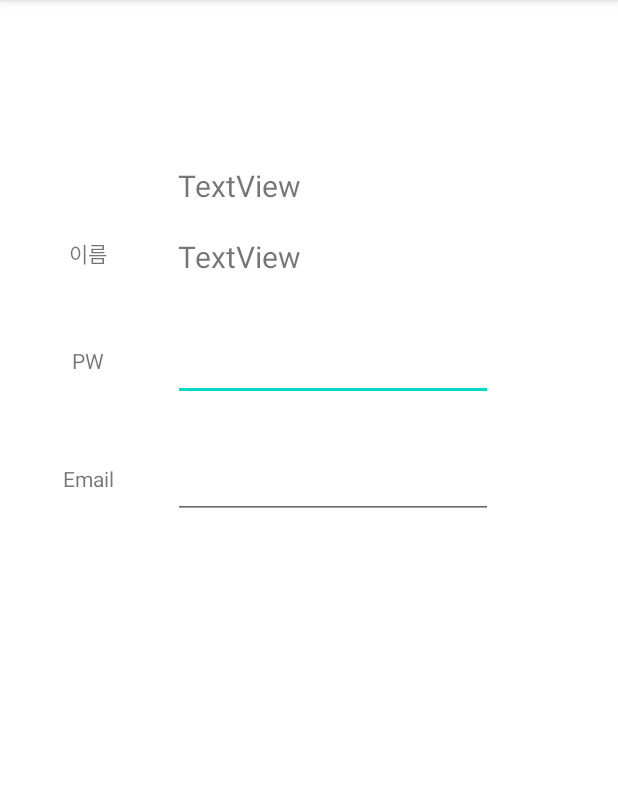
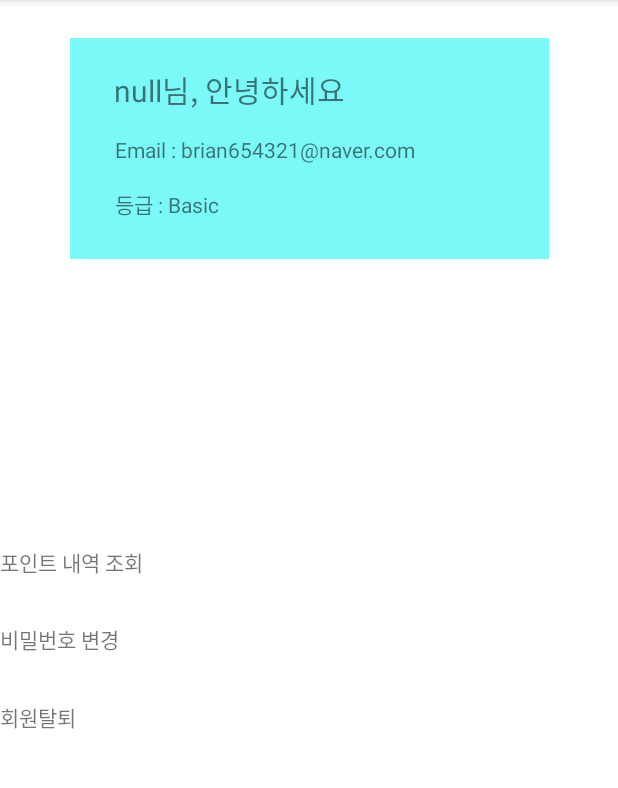
Before and after one commit to savePenguin/savePenguin_android, an Android app: the MyPageActivity screen opened directly, with no data from a screen before it, on a phone screen of 412 x 824 dp, the part 84-872 px from its top. Run offline under Robolectric (Android 15) with nearby library versions, the phone set to English and light mode, and no system bars.

Commit message:
기능 구현ing

```diff
--- a/savePenguin/app/src/main/AndroidManifest.xml
+++ b/savePenguin/app/src/main/AndroidManifest.xml
@@ -32,7 +32,7 @@
         <activity android:name=".MainActivity"/>
         <activity android:name=".QRManagementActivity"/>
         <activity android:name=".CreateQRActivity"/>
-        <activity android:name=".MyPageActivity"/>
+        <activity android:name=".mypage.MyPageActivity"/>
 
     </application>
 
--- a/savePenguin/app/src/main/java/com/example/savepenguin/MyPageActivity.java
+++ /dev/null
@@ -1,30 +0,0 @@
-package com.example.savepenguin;
-
-import android.os.Bundle;
-import android.widget.EditText;
-import android.widget.TextView;
-
-import androidx.appcompat.app.AppCompatActivity;
-
-import com.example.savepenguin.account.SharedPreference;
-
-public class MyPageActivity extends AppCompatActivity {
-
-    private TextView text_userID, userPW;
-    private String userID;
-
-    @Override
-    protected void onCreate(Bundle savedInstanceState) {
-        super.onCreate(savedInstanceState);
-        setContentView(R.layout.activity_mypage);
-
-        userID = SharedPreference.getAttribute(getApplicationContext(), "userid");
-
-        text_userID = findViewById(R.id.text_id_mypage);
-        text_userID.setText(userID);
-
-
-
-    }
-
-}
--- /dev/null
+++ b/savePenguin/app/src/main/java/com/example/savepenguin/mypage/ChangeFragment.java
@@ -0,0 +1,58 @@
+package com.example.savepenguin.mypage;
+
+import android.content.Context;
+import android.os.Bundle;
+import android.util.Log;
+import android.view.LayoutInflater;
+import android.view.View;
+import android.view.ViewGroup;
+import android.widget.Button;
+import android.widget.EditText;
+
+import androidx.annotation.NonNull;
+import androidx.fragment.app.Fragment;
+
+import com.example.savepenguin.R;
+
+public class ChangeFragment extends Fragment {
+
+    MyPageActivity myPageActivity;
+
+    @Override
+    public void onAttach(@NonNull Context context) {
+        super.onAttach(context);
+        myPageActivity = (MyPageActivity) getActivity();
+    }
+
+    @Override
+    public void onDetach() {
+        super.onDetach();
+        myPageActivity = null;
+    }
+
+
+
+    @Override
+    public View onCreateView(
+            LayoutInflater inflater, ViewGroup container,
+            Bundle savedInstanceState
+    ) {
+        Log.v("마이 페이지", "Change Fragment 시작");
+        ViewGroup viewGroup = (ViewGroup) inflater.inflate(R.layout.fragment_changepw, container, false);
+
+        EditText beforePw = viewGroup.findViewById(R.id.editText_beforepw);
+        EditText newPw = viewGroup.findViewById(R.id.editText_newpw);
+        EditText newPwVerify = viewGroup.findViewById(R.id.editText_newpw2);
+
+        Button gobackBtn = viewGroup.findViewById(R.id.gobackBtn_changPw);
+
+        gobackBtn.setOnClickListener(new View.OnClickListener() {
+            @Override
+            public void onClick(View v) {
+                myPageActivity.onChangeFragment(0);
+            }
+        });
+
+        return viewGroup;
+    }
+}
--- /dev/null
+++ b/savePenguin/app/src/main/java/com/example/savepenguin/mypage/MyPageActivity.java
@@ -0,0 +1,61 @@
+package com.example.savepenguin.mypage;
+
+import android.os.Bundle;
+import android.util.Log;
+import android.widget.TextView;
+
+import androidx.appcompat.app.AppCompatActivity;
+
+import com.example.savepenguin.R;
+import com.example.savepenguin.account.SharedPreference;
+
+public class MyPageActivity extends AppCompatActivity {
+
+    private TextView text_userID, text_userRank,text_userEmail;
+    private String userID;
+    private String tempEmail = "brian654321@naver.com", tempRank = "Basic";
+    private MyPageFragment myPageFragment;
+    private PointHistoryFragment pointHistoryFragment;
+    private ChangeFragment changeFragment;
+
+    @Override
+    protected void onCreate(Bundle savedInstanceState) {
+        super.onCreate(savedInstanceState);
+        setContentView(R.layout.activity_mypage);
+        Log.v("마이 페이지", "myPage Activity 시작");
+        userID = SharedPreference.getAttribute(getApplicationContext(), "userid");
+
+        myPageFragment = new MyPageFragment();
+        pointHistoryFragment = new PointHistoryFragment();
+        changeFragment = new ChangeFragment();
+
+        text_userID = findViewById(R.id.textView_id_mypage);
+        text_userID.setText(userID + "님, 안녕하세요");
+
+        text_userEmail = findViewById(R.id.textView_email_mypage);
+        text_userRank = findViewById(R.id.textView_rank_mypage);
+
+        // 유저 정보 받아와서 email 보여준다
+        text_userEmail.setText("Email : " + tempEmail);
+        text_userRank.setText("등급 : " + tempRank);
+
+        getSupportFragmentManager().beginTransaction().replace(R.id.fragmentContainerView_mypage, myPageFragment).commit();
+
+    }
+
+    public void onChangeFragment(int index) {
+        //마이페이지
+        if (index == 0) {
+            getSupportFragmentManager().beginTransaction().replace(R.id.fragmentContainerView_mypage, myPageFragment).commit();
+        }
+        //비밀번호 교체
+        else if (index == 1) {
+            getSupportFragmentManager().beginTransaction().replace(R.id.fragmentContainerView_mypage, changeFragment).commit();
+        }
+        //포인트 내역
+        else if (index == 2) {
+            getSupportFragmentManager().beginTransaction().replace(R.id.fragmentContainerView_mypage, pointHistoryFragment).commit();
+        }
+
+    }
+}
--- /dev/null
+++ b/savePenguin/app/src/main/java/com/example/savepenguin/mypage/MyPageFragment.java
@@ -0,0 +1,77 @@
+package com.example.savepenguin.mypage;
+
+import android.content.Context;
+import android.os.Bundle;
+import android.util.Log;
+import android.view.LayoutInflater;
+import android.view.View;
+import android.view.ViewGroup;
+import android.widget.TextView;
+
+import androidx.annotation.NonNull;
+import androidx.fragment.app.Fragment;
+
+import com.example.savepenguin.R;
+
+public class MyPageFragment extends Fragment {
+    MyPageActivity myPageActivity;
+
+    @Override
+    public void onAttach(@NonNull Context context) {
+        super.onAttach(context);
+        myPageActivity = (MyPageActivity) getActivity();
+    }
+
+    @Override
+    public void onDetach() {
+        super.onDetach();
+        myPageActivity = null;
+    }
+
+
+
+    @Override
+    public View onCreateView(
+            LayoutInflater inflater, ViewGroup container,
+            Bundle savedInstanceState
+    ) {
+        Log.v("마이 페이지", "MyPageFragment 시작");
+        ViewGroup viewGroup = (ViewGroup) inflater.inflate(R.layout.fragment_mypage, container, false);
+
+
+        TextView text_pointHistory = viewGroup.findViewById(R.id.text_beforepw);
+        TextView text_changePW = viewGroup.findViewById(R.id.text_pwchange_mypage);
+        TextView text_userDelete = viewGroup.findViewById(R.id.text_newpw);
+
+        //포인트 내역 조회 누름
+        text_pointHistory.setOnClickListener(new View.OnClickListener() {
+            @Override
+            public void onClick(View v) {
+                Log.v("마이 페이지", "포인트 내역 조회 누름");
+                myPageActivity.onChangeFragment(2);
+            }
+        });
+
+        //비밀번호 변경 누름
+        text_changePW.setOnClickListener(new View.OnClickListener() {
+            @Override
+            public void onClick(View v) {
+                Log.v("마이 페이지", "비밀번호 변경 누름");
+                myPageActivity.onChangeFragment(1);
+            }
+        });
+
+        //회원 탈퇴 누름
+        text_userDelete.setOnClickListener(new View.OnClickListener() {
+            @Override
+            public void onClick(View v) {
+                Log.v("마이 페이지", "회원 탈퇴 누름");
+
+
+            }
+        });
+
+
+        return viewGroup;
+    }
+}
--- /dev/null
+++ b/savePenguin/app/src/main/res/drawable/ic_baseline_arrow_back_24.xml
@@ -0,0 +1,5 @@
+<vector android:height="24dp" android:tint="#FFFFFF"
+    android:viewportHeight="24" android:viewportWidth="24"
+    android:width="24dp" xmlns:android="http://schemas.android.com/apk/res/android">
+    <path android:fillColor="@android:color/white" android:pathData="M20,11H7.83l5.59,-5.59L12,4l-8,8 8,8 1.41,-1.41L7.83,13H20v-2z"/>
+</vector>
--- a/savePenguin/app/src/main/res/layout/activity_mypage.xml
+++ b/savePenguin/app/src/main/res/layout/activity_mypage.xml
@@ -5,107 +5,64 @@
     android:layout_width="match_parent"
     android:layout_height="match_parent">
 
-    <TextView
-        android:id="@+id/text_id_mypage"
-        android:layout_width="62dp"
-        android:layout_height="23dp"
-        android:layout_marginStart="28dp"
-        android:text="ID"
-        android:textAlignment="center"
+    <View
+        android:id="@+id/view_userinfo"
+        android:layout_width="319dp"
+        android:layout_height="147dp"
+        android:background="#7BF8F8"
         app:layout_constraintBottom_toBottomOf="parent"
+        app:layout_constraintEnd_toEndOf="parent"
         app:layout_constraintStart_toStartOf="parent"
         app:layout_constraintTop_toTopOf="parent"
-        app:layout_constraintVertical_bias="0.148" />
+        app:layout_constraintVertical_bias="0.041" />
 
     <TextView
-        android:id="@+id/text_name_mypage"
-        android:layout_width="61dp"
-        android:layout_height="27dp"
-        android:layout_marginStart="28dp"
-        android:text="@string/name"
-        android:textAlignment="center"
-        app:layout_constraintBottom_toBottomOf="parent"
-        app:layout_constraintStart_toStartOf="parent"
-        app:layout_constraintTop_toTopOf="parent"
-        app:layout_constraintVertical_bias="0.213" />
-
-    <TextView
-        android:id="@+id/text_pw_mypage"
-        android:layout_width="61dp"
-        android:layout_height="27dp"
-        android:layout_marginStart="28dp"
-        android:text="PW"
-        android:textAlignment="center"
-        app:layout_constraintBottom_toBottomOf="parent"
-        app:layout_constraintEnd_toStartOf="@+id/editText_pw_mypage"
-        app:layout_constraintHorizontal_bias="0.0"
-        app:layout_constraintStart_toStartOf="parent"
-        app:layout_constraintTop_toTopOf="parent"
-        app:layout_constraintVertical_bias="0.311" />
-
-    <EditText
-        android:id="@+id/editText_pw_mypage"
-        android:layout_width="wrap_content"
-        android:layout_height="wrap_content"
-        android:ems="10"
-        android:inputType="textPassword"
-        app:layout_constraintBottom_toBottomOf="parent"
-        app:layout_constraintEnd_toEndOf="parent"
-        app:layout_constraintHorizontal_bias="0.582"
-        app:layout_constraintStart_toStartOf="parent"
-        app:layout_constraintTop_toTopOf="parent"
-        app:layout_constraintVertical_bias="0.307" />
-
-    <EditText
-        android:id="@+id/editText_email_mypage"
-        android:layout_width="wrap_content"
-        android:layout_height="wrap_content"
-        android:ems="10"
-        android:inputType="textPersonName"
-        app:layout_constraintBottom_toBottomOf="parent"
-        app:layout_constraintEnd_toEndOf="parent"
-        app:layout_constraintHorizontal_bias="0.582"
-        app:layout_constraintStart_toStartOf="parent"
-        app:layout_constraintTop_toTopOf="parent"
-        app:layout_constraintVertical_bias="0.416" />
-
-    <TextView
-        android:id="@+id/text_email__mypage"
-        android:layout_width="60dp"
-        android:layout_height="30dp"
-        android:layout_marginStart="28dp"
-        android:text="@string/email"
-        android:textAlignment="center"
-        app:layout_constraintBottom_toBottomOf="parent"
-        app:layout_constraintEnd_toStartOf="@+id/editText_email_mypage"
-        app:layout_constraintHorizontal_bias="0.034"
-        app:layout_constraintStart_toStartOf="parent"
-        app:layout_constraintTop_toTopOf="parent"
-        app:layout_constraintVertical_bias="0.419" />
-
-    <TextView
-        android:id="@+id/editText_id__mypage"
-        android:layout_width="209dp"
+        android:id="@+id/textView_id_mypage"
+        android:layout_width="172dp"
         android:layout_height="33dp"
         android:text="TextView"
         android:textSize="20sp"
         app:layout_constraintBottom_toBottomOf="parent"
         app:layout_constraintEnd_toEndOf="parent"
-        app:layout_constraintHorizontal_bias="0.584"
+        app:layout_constraintHorizontal_bias="0.317"
         app:layout_constraintStart_toStartOf="parent"
         app:layout_constraintTop_toTopOf="parent"
-        app:layout_constraintVertical_bias="0.15" />
+        app:layout_constraintVertical_bias="0.061" />
 
     <TextView
-        android:id="@+id/editText_name__mypage"
-        android:layout_width="209dp"
-        android:layout_height="35dp"
-        android:text="TextView"
-        android:textSize="20sp"
+        android:id="@+id/textView_email_mypage"
+        android:layout_width="270dp"
+        android:layout_height="27dp"
+        android:layout_marginTop="12dp"
+        android:text="@string/email"
+        android:textAlignment="textStart"
+        app:layout_constraintEnd_toEndOf="parent"
+        app:layout_constraintHorizontal_bias="0.539"
+        app:layout_constraintStart_toStartOf="parent"
+        app:layout_constraintTop_toBottomOf="@+id/textView_id_mypage" />
+
+    <TextView
+        android:id="@+id/textView_rank_mypage"
+        android:layout_width="270dp"
+        android:layout_height="31dp"
+        android:layout_marginTop="8dp"
+        android:text="등급"
+        android:textAlignment="viewStart"
+        app:layout_constraintEnd_toEndOf="parent"
+        app:layout_constraintHorizontal_bias="0.539"
+        app:layout_constraintStart_toStartOf="parent"
+        app:layout_constraintTop_toBottomOf="@+id/textView_email_mypage" />
+
+    <androidx.fragment.app.FragmentContainerView
+        android:id="@+id/fragmentContainerView_mypage"
+        android:name="com.example.savepenguin.mypage.ChangeFragment"
+        android:layout_width="412dp"
+        android:layout_height="558dp"
         app:layout_constraintBottom_toBottomOf="parent"
         app:layout_constraintEnd_toEndOf="parent"
-        app:layout_constraintHorizontal_bias="0.584"
+        app:layout_constraintHorizontal_bias="1.0"
         app:layout_constraintStart_toStartOf="parent"
         app:layout_constraintTop_toTopOf="parent"
-        app:layout_constraintVertical_bias="0.215" />
+        app:layout_constraintVertical_bias="0.988" />
+
 </androidx.constraintlayout.widget.ConstraintLayout>
--- /dev/null
+++ b/savePenguin/app/src/main/res/layout/fragment_mypage.xml
@@ -0,0 +1,51 @@
+<?xml version="1.0" encoding="utf-8"?>
+<androidx.constraintlayout.widget.ConstraintLayout xmlns:android="http://schemas.android.com/apk/res/android"
+    xmlns:app="http://schemas.android.com/apk/res-auto"
+    xmlns:tools="http://schemas.android.com/tools"
+    android:layout_width="match_parent"
+    android:layout_height="match_parent">
+
+    <LinearLayout
+        android:layout_width="412dp"
+        android:layout_height="401dp"
+        android:orientation="vertical"
+        app:layout_constraintBottom_toBottomOf="parent"
+        app:layout_constraintEnd_toEndOf="parent"
+        app:layout_constraintHorizontal_bias="0.666"
+        app:layout_constraintStart_toStartOf="parent"
+        app:layout_constraintTop_toTopOf="parent"
+        app:layout_constraintVertical_bias="1.0">
+
+        <TextView
+            android:id="@+id/text_beforepw"
+            android:layout_width="318dp"
+            android:layout_height="38dp"
+            android:text="포인트 내역 조회"
+            android:textAlignment="viewStart" />
+
+        <View
+            android:id="@+id/view13"
+            android:layout_width="360dp"
+            android:layout_height="13dp" />
+
+        <TextView
+            android:id="@+id/text_pwchange_mypage"
+            android:layout_width="319dp"
+            android:layout_height="42dp"
+            android:text="비밀번호 변경"
+            android:textAlignment="viewStart" />
+
+        <View
+            android:id="@+id/view14"
+            android:layout_width="378dp"
+            android:layout_height="10dp" />
+
+        <TextView
+            android:id="@+id/text_newpw"
+            android:layout_width="317dp"
+            android:layout_height="37dp"
+            android:text="회원탈퇴"
+            android:textAlignment="viewStart" />
+    </LinearLayout>
+
+</androidx.constraintlayout.widget.ConstraintLayout>
```
Also changed, not shown: savePenguin/app/src/main/java/com/example/savepenguin/MainActivity.java (+1 -7 lines), savePenguin/app/src/main/java/com/example/savepenguin/mypage/PointHistoryFragment.java (added, +55 -0 lines), savePenguin/app/src/main/res/layout/fragment_changepw.xml (added, +111 -0 lines), savePenguin/app/src/main/res/layout/fragment_pointhistory.xml (added, +16 -0 lines).
